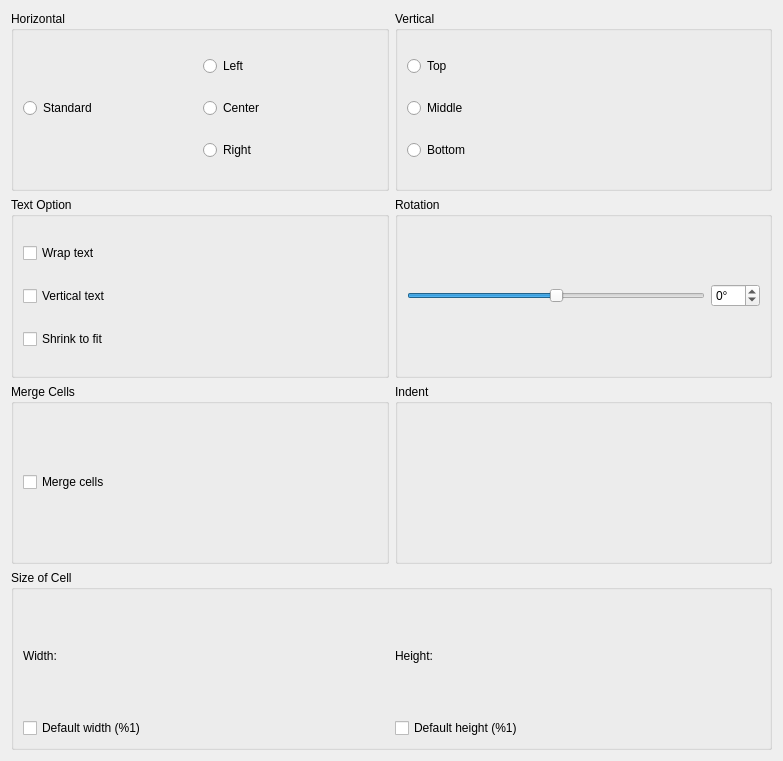
Above: sheets/ui/dialogs/PositionWidget.ui from KDE/calligra before the change. Below: the same form after it.
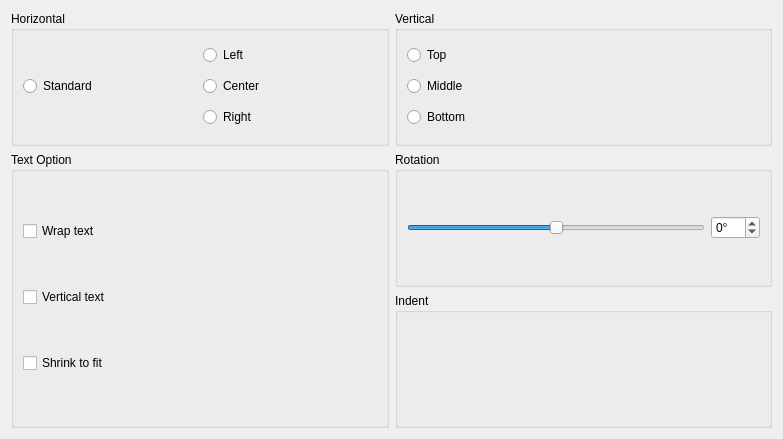
That is the form after the change. Custom widgets are drawn as their Qt base class.

Commit message:
Major refactor of the layout dialog and related functionality.
Includes the dialog pages (now in separate files), as well as style and style command handling and some supporting functionality.

```diff
--- a/sheets/ui/dialogs/PositionWidget.ui
+++ b/sheets/ui/dialogs/PositionWidget.ui
@@ -25,7 +25,7 @@
     <x>0</x>
     <y>0</y>
     <width>783</width>
-    <height>761</height>
+    <height>439</height>
    </rect>
   </property>
   <layout class="QGridLayout">
@@ -79,42 +79,6 @@
      </layout>
     </widget>
    </item>
-   <item row="0" column="1">
-    <widget class="QGroupBox" name="buttonGroup2">
-     <property name="whatsThis">
-      <string>&lt;qt&gt;Set the content position vertically in the cell.
-&lt;b&gt;Top&lt;/b&gt; means the content will be displayed on top of the cell.
-&lt;b&gt;Middle&lt;/b&gt; means the content will be in the middle vertically in the cell.
-&lt;b&gt;Bottom&lt;/b&gt; means the content of the cell will be displayed at the bottom of the cell.&lt;/qt&gt;</string>
-     </property>
-     <property name="title">
-      <string>Vertical</string>
-     </property>
-     <layout class="QVBoxLayout">
-      <item>
-       <widget class="QRadioButton" name="top">
-        <property name="text">
-         <string>Top</string>
-        </property>
-       </widget>
-      </item>
-      <item>
-       <widget class="QRadioButton" name="middle">
-        <property name="text">
-         <string>Middle</string>
-        </property>
-       </widget>
-      </item>
-      <item>
-       <widget class="QRadioButton" name="bottom">
-        <property name="text">
-         <string>Bottom</string>
-        </property>
-       </widget>
-      </item>
-     </layout>
-    </widget>
-   </item>
    <item row="1" column="1">
     <widget class="QGroupBox" name="groupBox4">
      <property name="whatsThis">
@@ -159,6 +123,42 @@
      </layout>
     </widget>
    </item>
+   <item row="0" column="1">
+    <widget class="QGroupBox" name="buttonGroup2">
+     <property name="whatsThis">
+      <string>&lt;qt&gt;Set the content position vertically in the cell.
+&lt;b&gt;Top&lt;/b&gt; means the content will be displayed on top of the cell.
+&lt;b&gt;Middle&lt;/b&gt; means the content will be in the middle vertically in the cell.
+&lt;b&gt;Bottom&lt;/b&gt; means the content of the cell will be displayed at the bottom of the cell.&lt;/qt&gt;</string>
+     </property>
+     <property name="title">
+      <string>Vertical</string>
+     </property>
+     <layout class="QVBoxLayout">
+      <item>
+       <widget class="QRadioButton" name="top">
+        <property name="text">
+         <string>Top</string>
+        </property>
+       </widget>
+      </item>
+      <item>
+       <widget class="QRadioButton" name="middle">
+        <property name="text">
+         <string>Middle</string>
+        </property>
+       </widget>
+      </item>
+      <item>
+       <widget class="QRadioButton" name="bottom">
+        <property name="text">
+         <string>Bottom</string>
+        </property>
+       </widget>
+      </item>
+     </layout>
+    </widget>
+   </item>
    <item row="2" column="1">
     <widget class="QGroupBox" name="indentGroup">
      <property name="whatsThis">
@@ -169,139 +169,7 @@
      </property>
     </widget>
    </item>
-   <item row="2" column="0">
-    <widget class="QGroupBox" name="groupBox5">
-     <property name="whatsThis">
-      <string>When checked, this has the same effect as Format -&gt;Merge Cells. You need to have at least two consecutive cells selected. Those consecutive cells are then merged into a bigger one.
-When a merged cell is selected and when you uncheck this, then all cells come back to their original size as before the merging. It has the same effect as Format -&gt; Dissociate Cells.</string>
-     </property>
-     <property name="title">
-      <string>Merge Cells</string>
-     </property>
-     <layout class="QHBoxLayout">
-      <item>
-       <widget class="QCheckBox" name="mergeCell">
-        <property name="text">
-         <string>Merge cells</string>
-        </property>
-       </widget>
-      </item>
-     </layout>
-    </widget>
-   </item>
-   <item row="3" column="0" colspan="2">
-    <widget class="QGroupBox" name="sizeCellGroup">
-     <property name="whatsThis">
-      <string>The unit used here is the one set in Format -&gt; Page Layout.. dialog.</string>
-     </property>
-     <property name="title">
-      <string>Size of Cell</string>
-     </property>
-     <layout class="QGridLayout">
-      <item row="0" column="1">
-       <layout class="QGridLayout">
-        <item row="1" column="0" colspan="3">
-         <widget class="QCheckBox" name="defaultHeight">
-          <property name="whatsThis">
-           <string>If checked, the default height will be used for the cell instead of the value above.</string>
-          </property>
-          <property name="text">
-           <string>Default height (%1)</string>
-          </property>
-         </widget>
-        </item>
-        <item row="0" column="2">
-         <spacer>
-          <property name="orientation">
-           <enum>Qt::Horizontal</enum>
-          </property>
-          <property name="sizeType">
-           <enum>QSizePolicy::Expanding</enum>
-          </property>
-          <property name="sizeHint" stdset="0">
-           <size>
-            <width>10</width>
-            <height>20</height>
-           </size>
-          </property>
-         </spacer>
-        </item>
-        <item row="0" column="0">
-         <widget class="QLabel" name="textLabel3">
-          <property name="text">
-           <string>Height:</string>
-          </property>
-         </widget>
-        </item>
-        <item row="0" column="1">
-         <widget class="QFrame" name="m_heightPanel">
-          <property name="whatsThis">
-           <string>Set the height of the cell.</string>
-          </property>
-          <property name="frameShape">
-           <enum>QFrame::NoFrame</enum>
-          </property>
-          <property name="frameShadow">
-           <enum>QFrame::Plain</enum>
-          </property>
-         </widget>
-        </item>
-       </layout>
-      </item>
-      <item row="0" column="0">
-       <layout class="QGridLayout">
-        <item row="1" column="0" colspan="3">
-         <widget class="QCheckBox" name="defaultWidth">
-          <property name="whatsThis">
-           <string>If checked, the default width will be used for the cell instead of the value above.</string>
-          </property>
-          <property name="text">
-           <string>Default width (%1)</string>
-          </property>
-         </widget>
-        </item>
-        <item row="0" column="2">
-         <spacer>
-          <property name="orientation">
-           <enum>Qt::Horizontal</enum>
-          </property>
-          <property name="sizeType">
-           <enum>QSizePolicy::Expanding</enum>
-          </property>
-          <property name="sizeHint" stdset="0">
-           <size>
-            <width>16</width>
-            <height>20</height>
-           </size>
-          </property>
-         </spacer>
-        </item>
-        <item row="0" column="1">
-         <widget class="QFrame" name="m_widthPanel">
-          <property name="frameShape">
-           <enum>QFrame::NoFrame</enum>
-          </property>
-          <property name="frameShadow">
-           <enum>QFrame::Plain</enum>
-          </property>
-          <property name="lineWidth">
-           <number>1</number>
-          </property>
-         </widget>
-        </item>
-        <item row="0" column="0">
-         <widget class="QLabel" name="textLabel2">
-          <property name="text">
-           <string>Width:</string>
-          </property>
-         </widget>
-        </item>
-       </layout>
-      </item>
-     </layout>
-    </widget>
-   </item>
-   <item row="1" column="0">
+   <item row="1" column="0" rowspan="2">
     <widget class="QGroupBox" name="groupBox3">
      <property name="whatsThis">
       <string>This is only available when the rotation is 0°.
@@ -313,21 +181,21 @@
      </property>
      <layout class="QVBoxLayout">
       <item>
-       <widget class="QCheckBox" name="multi">
+       <widget class="Calligra::Sheets::LayoutCheckbox" name="multi">
         <property name="text">
          <string>Wrap text</string>
         </property>
        </widget>
       </item>
       <item>
-       <widget class="QCheckBox" name="vertical">
+       <widget class="Calligra::Sheets::LayoutCheckbox" name="vertical">
         <property name="text">
          <string>Vertical text</string>
         </property>
        </widget>
       </item>
       <item>
-       <widget class="QCheckBox" name="shrinkToFit">
+       <widget class="Calligra::Sheets::LayoutCheckbox" name="shrinkToFit">
         <property name="text">
          <string>Shrink to fit</string>
         </property>
@@ -338,6 +206,13 @@
    </item>
   </layout>
  </widget>
+ <customwidgets>
+  <customwidget>
+   <class>Calligra::Sheets::LayoutCheckbox</class>
+   <extends>QCheckBox</extends>
+   <header>ui/dialogs/LayoutWidgets.h</header>
+  </customwidget>
+ </customwidgets>
  <tabstops>
   <tabstop>standard</tabstop>
   <tabstop>left</tabstop>
```
Left out of the diff: 3 changed lines with no effect on the pictures. The commit also changes 37 other files.
